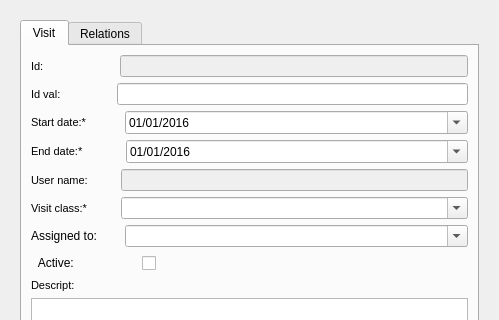
Above: ui/add_lot.ui from Giswater/giswater_qgis_plugin before the change; both pictures show x 0 to 499 and y 0 to 320 of the 499 by 572 pixel window. Below: the same form after it.
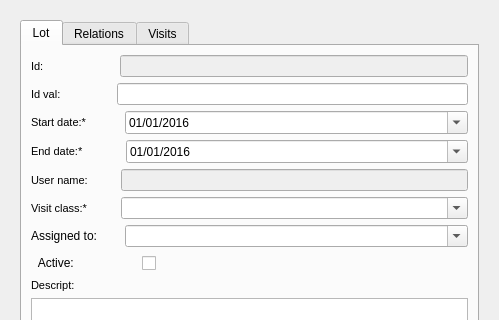
That is the form after the change. The open tabs and pages were chosen to show the change. Icons and pictures are not drawn.

Commit message: wip open lot

```diff
--- a/ui/add_lot.ui
+++ b/ui/add_lot.ui
@@ -24,7 +24,7 @@
         </property>
         <widget class="QWidget" name="VisitTab">
          <attribute name="title">
-          <string>Visit</string>
+          <string>Lot</string>
          </attribute>
          <layout class="QVBoxLayout" name="verticalLayout" stretch="0,0,0,0,0,0,0,0,0,0">
           <item>
@@ -664,6 +664,11 @@
           </item>
          </layout>
         </widget>
+        <widget class="QWidget" name="VisitsTab">
+         <attribute name="title">
+          <string>Visits</string>
+         </attribute>
+        </widget>
        </widget>
       </item>
      </layout>
```
Left out of the diff: 8 changed lines with no effect on the pictures. The commit also changes 2 other files.
